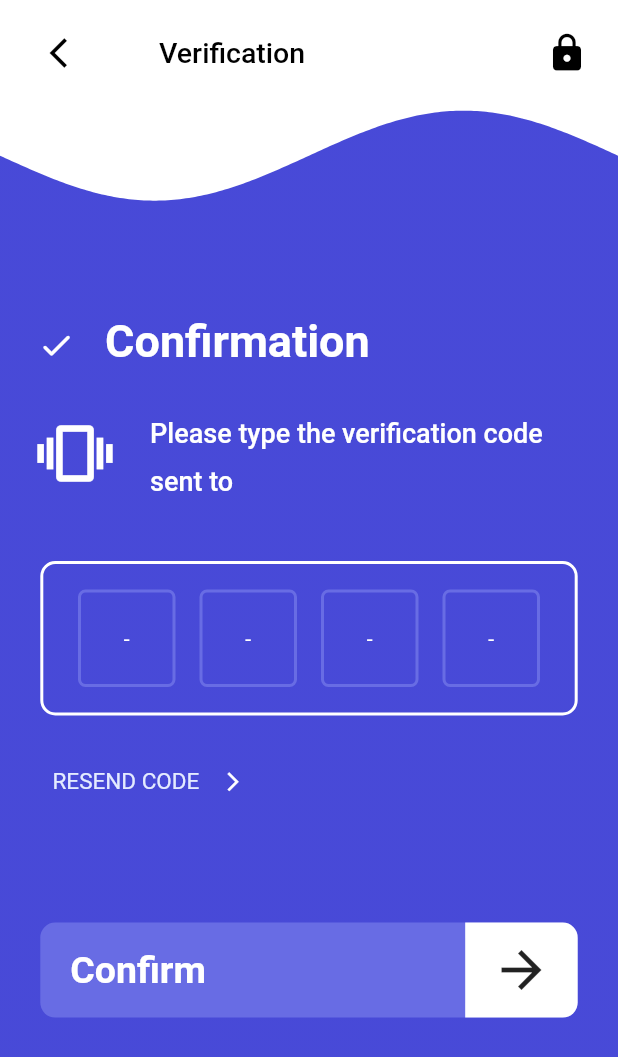
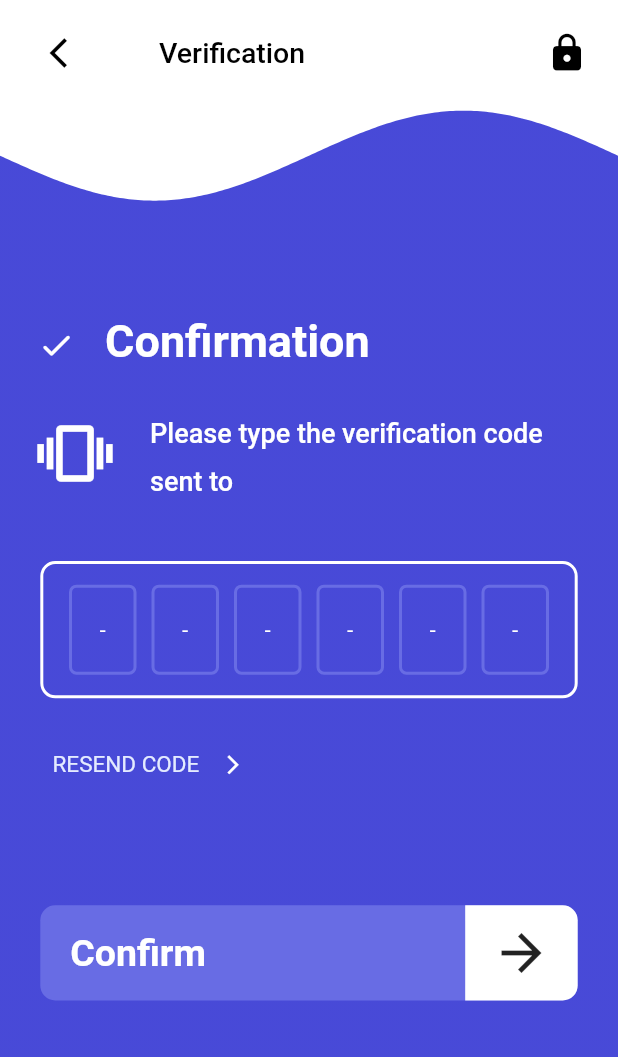
Before and after one commit to alperefesahin/phone_number_sign_in_cubit, a Flutter app: the SignInVerificationPage screen opened directly with empty values, on a phone screen of 412 x 824 dp. Shown: the top 1057 px of the screen. Run offline on Flutter 3.47's test engine with Material 2 defaults, Android fonts, the phone set to English and light mode, and no system bars; drawn by our look-alikes of auto_size_text, pin_code_fields, wave; our stand-ins replace auto_route, bloc, bot_toast, firebase_auth, firebase_core, flutter_bloc and 2 more; missing offline and left inert: firebase_auth_web, firebase_core_web, libphonenumber_web; accounts and stored records are empty; generated files the repository leaves out were written again.

Commit message:
validation and signIn page improvements & features

```diff
--- a/lib/application/auth/phone_number_sign_in/phone_number_sign_in_state.dart
+++ b/lib/application/auth/phone_number_sign_in/phone_number_sign_in_state.dart
@@ -5,22 +5,18 @@ class PhoneNumberSignInState with _$PhoneNumberSignInState {
   const factory PhoneNumberSignInState({
     required String phoneNumber,
     required String smsCode,
-    required Option<AuthFailure> failureOption,
-    required Option<String> verificationIdOption,
+    required String verificationId,
     required bool isInProgress,
     required bool isPhoneNumberInputValidated,
+    AuthFailure? failureMessage,
   }) = _PhoneNumberSignInState;
   const PhoneNumberSignInState._();
 
-  factory PhoneNumberSignInState.initial() => PhoneNumberSignInState(
+  factory PhoneNumberSignInState.initial() => const PhoneNumberSignInState(
         phoneNumber: "",
         smsCode: "",
-        failureOption: none(),
-        verificationIdOption: none(),
+        verificationId: "",
         isInProgress: false,
-        isPhoneNumberInputValidated: false
+        isPhoneNumberInputValidated: false,
       );
-  bool get displayNextButton => verificationIdOption.isNone() && !isInProgress;
-  bool get displaySmsCodeForm => verificationIdOption.isSome();
-  bool get displayLoadingIndicator => !displayNextButton && !displaySmsCodeForm;
 }
--- a/lib/domain/auth/auth_failure.dart
+++ b/lib/domain/auth/auth_failure.dart
@@ -9,6 +9,5 @@ class AuthFailure with _$AuthFailure {
   const factory AuthFailure.deviceNotSupported() = _DeviceNotSupported;
   const factory AuthFailure.smsTimeout() = _SmsTimeout;
   const factory AuthFailure.sessionExpired() = _SessionExpired;
-  const factory AuthFailure.invalidVerificationCode() =
-      _InvalidVerificationCode;
+  const factory AuthFailure.invalidVerificationCode() = _InvalidVerificationCode;
 }
--- a/lib/presentation/pages/sign_in/widgets/bottom_section_of_the_page.dart
+++ b/lib/presentation/pages/sign_in/widgets/bottom_section_of_the_page.dart
@@ -9,9 +9,10 @@ import 'package:phone_number_sign_in/presentation/pages/sign_in/widgets/phone_nu
 import 'package:phone_number_sign_in/presentation/routes/router.gr.dart';
 
 class BottomSectionOfThePage extends StatelessWidget {
-  const BottomSectionOfThePage({Key? key, required this.size}) : super(key: key);
+  const BottomSectionOfThePage({Key? key, required this.size, required this.state}) : super(key: key);
 
   final Size size;
+  final PhoneNumberSignInState state;
 
   @override
   Widget build(BuildContext context) {
@@ -64,6 +65,7 @@ class BottomSectionOfThePage extends StatelessWidget {
                     InkWell(
                       onTap: () {
                         if (state.isPhoneNumberInputValidated) {
+                          context.read<PhoneNumberSignInCubit>().signInWithPhoneNumber(phoneNumber: state.phoneNumber);
                           AutoRouter.of(context).navigate(
                             SignInVerificationRoute(phoneNumber: state.phoneNumber),
                           );
--- a/lib/presentation/pages/sign_in/widgets/phone_number_sign_in_section.dart
+++ b/lib/presentation/pages/sign_in/widgets/phone_number_sign_in_section.dart
@@ -40,6 +40,8 @@ class _PhoneNumberSignInSectionState extends State<PhoneNumberSignInSection> {
         autoValidateMode: AutovalidateMode.onUserInteraction,
         initialValue: initialPhone,
         formatInput: false,
+      autoFocus: false,
+      autoFocusSearch: false,
         inputBorder: const OutlineInputBorder(),
       ),
     );
--- a/lib/presentation/pages/verification_page/sign_in_verification_page.dart
+++ b/lib/presentation/pages/verification_page/sign_in_verification_page.dart
@@ -1,7 +1,5 @@
 import 'package:auto_route/auto_route.dart';
 import 'package:flutter/material.dart';
-import 'package:flutter_bloc/flutter_bloc.dart';
-import 'package:phone_number_sign_in/application/auth/phone_number_sign_in/phone_number_sign_in_cubit.dart';
 import 'package:phone_number_sign_in/presentation/common_widgets/colors.dart';
 import 'package:phone_number_sign_in/presentation/common_widgets/custom_app_bar.dart';
 import 'package:phone_number_sign_in/presentation/pages/verification_page/constants/texts.dart';
@@ -13,9 +11,7 @@ class SignInVerificationPage extends StatelessWidget {
   final String phoneNumber;
   @override
   Widget build(BuildContext context) {
-    return BlocProvider(
-      create: (context) => PhoneNumberSignInCubit(),
-      child: Scaffold(
+    return Scaffold(
       backgroundColor: whiteColor,
       appBar: CustomAppBar(
         leadingOnPressed: () {
@@ -29,7 +25,6 @@ class SignInVerificationPage extends StatelessWidget {
         appBarIconColor: blackColor,
       ),
       body: VerificationPageBody(phoneNumber: phoneNumber),
-      ),
     );
   }
 }
--- a/lib/presentation/pages/verification_page/widgets/verification_confirm_button.dart
+++ b/lib/presentation/pages/verification_page/widgets/verification_confirm_button.dart
@@ -6,14 +6,19 @@ import 'package:phone_number_sign_in/presentation/common_widgets/colors.dart';
 import 'package:phone_number_sign_in/presentation/pages/verification_page/constants/texts.dart';
 
 class VerificationConfirmButton extends StatelessWidget {
-  const VerificationConfirmButton({Key? key, required this.state}) : super(key: key);
+  const VerificationConfirmButton({
+    Key? key,
+    required this.state,
+    required this.phoneNumber,
+  }) : super(key: key);
   final PhoneNumberSignInState state;
+  final String phoneNumber;
 
   @override
   Widget build(BuildContext context) {
     return InkWell(
       onTap: () {
-        context.read<PhoneNumberSignInCubit>().signInWithPhoneNumber();
+        context.read<PhoneNumberSignInCubit>().verifySmsCode();
       },
       splashColor: transparentColor,
       highlightColor: transparentColor,
--- a/lib/presentation/pages/verification_page/widgets/verification_page_body.dart
+++ b/lib/presentation/pages/verification_page/widgets/verification_page_body.dart
@@ -1,3 +1,4 @@
+import 'package:auto_route/auto_route.dart';
 import 'package:auto_size_text/auto_size_text.dart';
 import 'package:bot_toast/bot_toast.dart';
 import 'package:flutter/material.dart';
@@ -18,22 +19,24 @@ class VerificationPageBody extends StatelessWidget {
   @override
   Widget build(BuildContext context) {
     return BlocConsumer<PhoneNumberSignInCubit, PhoneNumberSignInState>(
-      listenWhen: (p, c) => p.failureOption != c.failureOption,
+      listenWhen: (p, c) => p.failureMessage != c.failureMessage,
       listener: (context, state) {
-        state.failureOption.fold(() {}, (failure) {
+        if (state.failureMessage == null) {
+        } else if (state.failureMessage != null) {
           BotToast.showText(
-            text: failure.when(
+            text: state.failureMessage!.when(
               serverError: () => "Server Error",
               invalidPhoneNumber: () => "Invalid Phone Number",
               tooManyRequests: () => "Too Many Requests",
               deviceNotSupported: () => "Device Not Supported",
               smsTimeout: () => "Sms Timeout",
               sessionExpired: () => "Session Expired",
-                invalidVerificationCode: () => "Invalid Verification Code"),
+              invalidVerificationCode: () => "Invalid Verification Code",
+            ),
           );
-
           context.read<PhoneNumberSignInCubit>().reset();
-        });
+          AutoRouter.of(context).popUntilRoot();
+        }
       },
       builder: (context, state) {
         return Stack(
@@ -110,7 +113,10 @@ class VerificationPageBody extends StatelessWidget {
                     ),
                     VerificationPinField(state: state),
                     const ResendCodeButton(),
-                    VerificationConfirmButton(state: state)
+                    VerificationConfirmButton(
+                      state: state,
+                      phoneNumber: phoneNumber,
+                    )
                   ],
                 ),
               ),
--- a/lib/presentation/pages/verification_page/widgets/verification_pin_field.dart
+++ b/lib/presentation/pages/verification_page/widgets/verification_pin_field.dart
@@ -17,7 +17,7 @@ class VerificationPinField extends StatelessWidget {
         children: [
           Container(
             width: MediaQuery.of(context).size.width / 1.15,
-            height: MediaQuery.of(context).size.height / 8,
+            height: MediaQuery.of(context).size.height / 9,
             decoration: BoxDecoration(
               border: Border.all(color: whiteColor, width: 2),
               borderRadius: const BorderRadius.all(
@@ -29,7 +29,7 @@ class VerificationPinField extends StatelessWidget {
             backgroundColor: transparentColor,
             mainAxisAlignment: MainAxisAlignment.center,
             appContext: context,
-            length: 4,
+            length: 6,
             onChanged: (String smsCode) {
               context.read<PhoneNumberSignInCubit>().smsCodeChanged(smsCode: smsCode);
             },
@@ -38,11 +38,11 @@ class VerificationPinField extends StatelessWidget {
             hintCharacter: "-",
             hintStyle: const TextStyle(color: whiteColor),
             pinTheme: PinTheme(
-                fieldOuterPadding: const EdgeInsets.only(left: 8, right: 8, top: 8),
+                fieldOuterPadding: const EdgeInsets.only(left: 5, right: 5, top: 8),
                 shape: PinCodeFieldShape.box,
                 borderRadius: BorderRadius.circular(5),
-                fieldHeight: 65,
-                fieldWidth: 65,
+                fieldHeight: 60,
+                fieldWidth: 45,
                 inactiveColor: customIndigoBackgroundColor,
                 activeColor: customIndigoBackgroundColor,
                 selectedColor: customIndigoBackgroundColor),
--- a/pubspec.yaml
+++ b/pubspec.yaml
@@ -34,11 +34,11 @@ dependencies:
   auto_route: ^4.0.1
   wave: ^0.2.0
   pin_code_fields: ^7.4.0
+  bot_toast: ^4.0.2
+  progress_indicators: ^1.0.0
   cupertino_icons: ^1.0.2
-  bot_toast: ^4.0.2
 
   flutter_bloc: ^8.0.1
-  dartz: ^0.10.1
   freezed_annotation: ^2.0.3
 
   firebase_core: ^1.17.0
```
Also changed, not shown: lib/application/auth/phone_number_sign_in/phone_number_sign_in_cubit.dart (+32 -46 lines), lib/presentation/core/app_widget.dart (+20 -2 lines), lib/presentation/pages/sign_in/sign_in_page.dart (+1 -6 lines), lib/presentation/pages/sign_in/widgets/sign_in_body.dart (+12 -6 lines), lib/application/auth/phone_number_sign_in/phone_number_sign_in_cubit.freezed.dart. Lines whose indentation alone changed are shown as unchanged.
